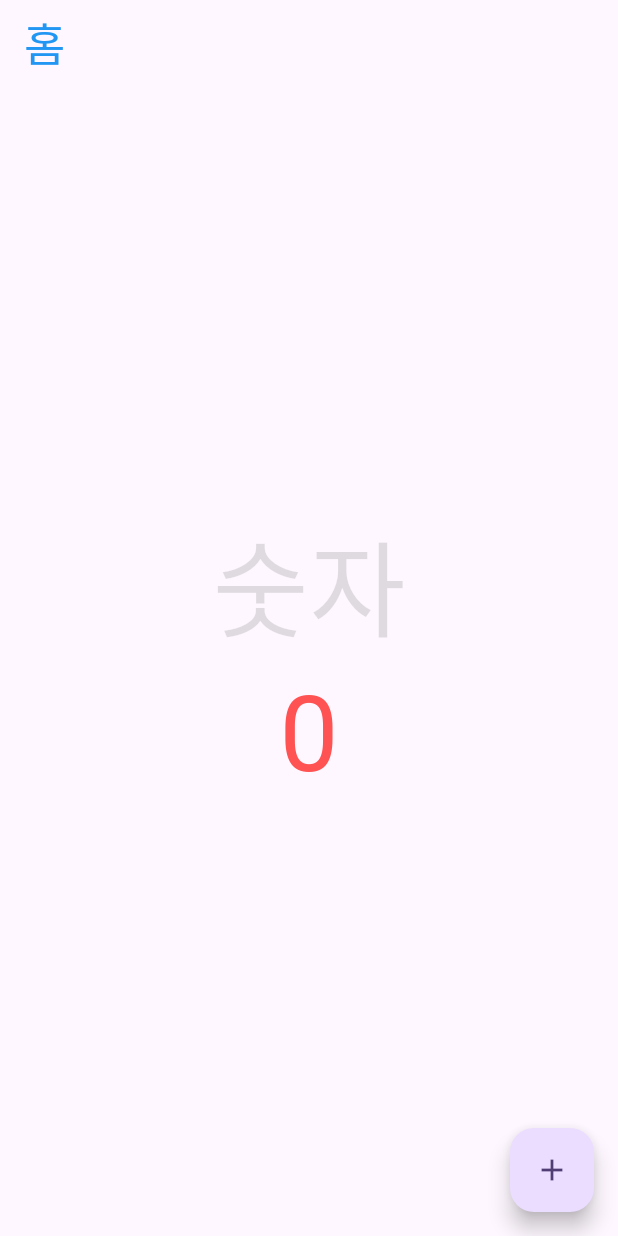
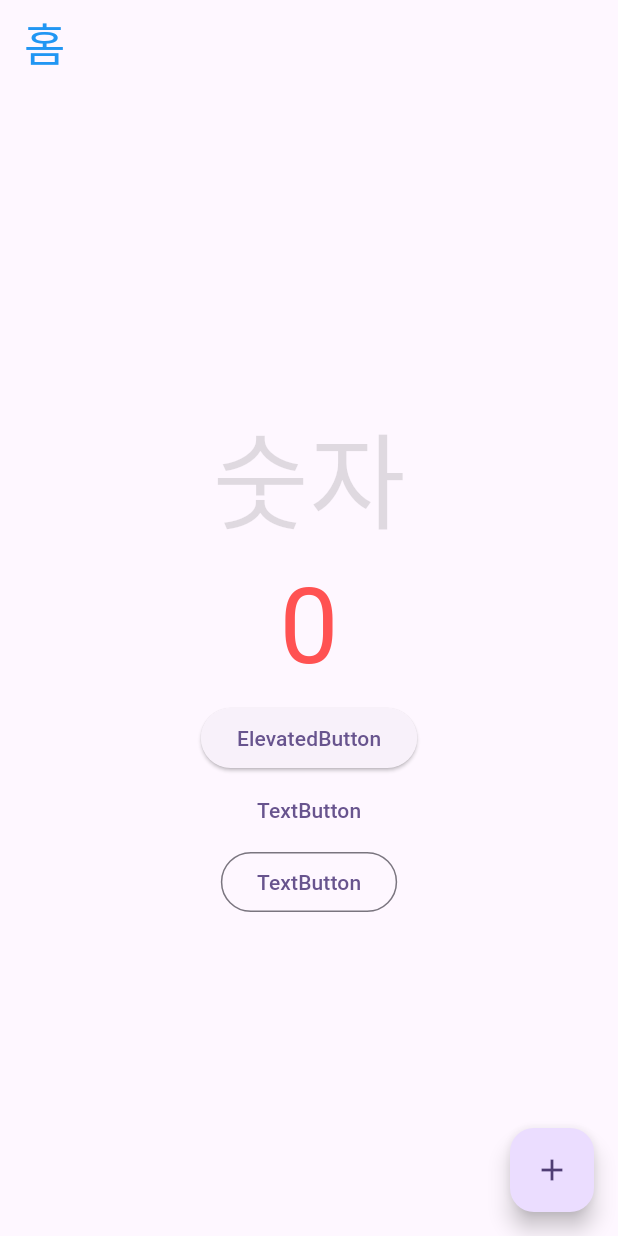
Before and after one commit to iikkkkyy/flutter_practice, a Flutter app: the screen it shows after launch, on a phone screen of 412 x 824 dp. Run offline on Flutter 3.47's test engine with Material 3 defaults, Android fonts, the phone set to English and light mode, and no system bars.

Commit message:
버튼기능 추가

```diff
--- a/lib/main.dart
+++ b/lib/main.dart
@@ -61,6 +61,20 @@ class _MyHomePageState extends State<MyHomePage> {
                 fontSize: 70,
               ),
             ),
+            ElevatedButton(
+              onPressed: () {
+                print('Button Tapped');
+              },
+              child: Text('ElevatedButton'),
+            ),
+            TextButton(
+              onPressed: () {},
+              child: Text('TextButton'),
+            ),
+            OutlinedButton(
+              onPressed: () {},
+              child: Text('TextButton'),
+            ),
           ],
         ),
       ),
```
